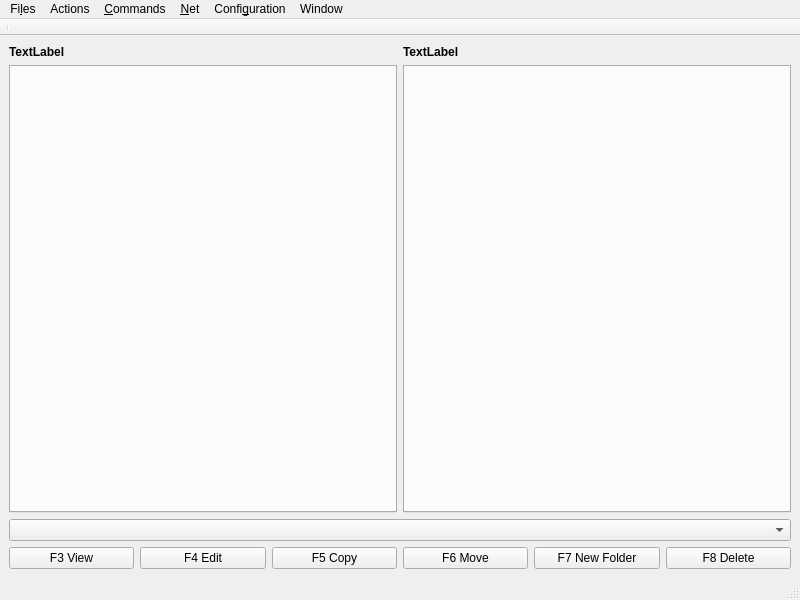
Old version of the form mainwindow.ui in the repository afigegoznaet/YAC_Commander.
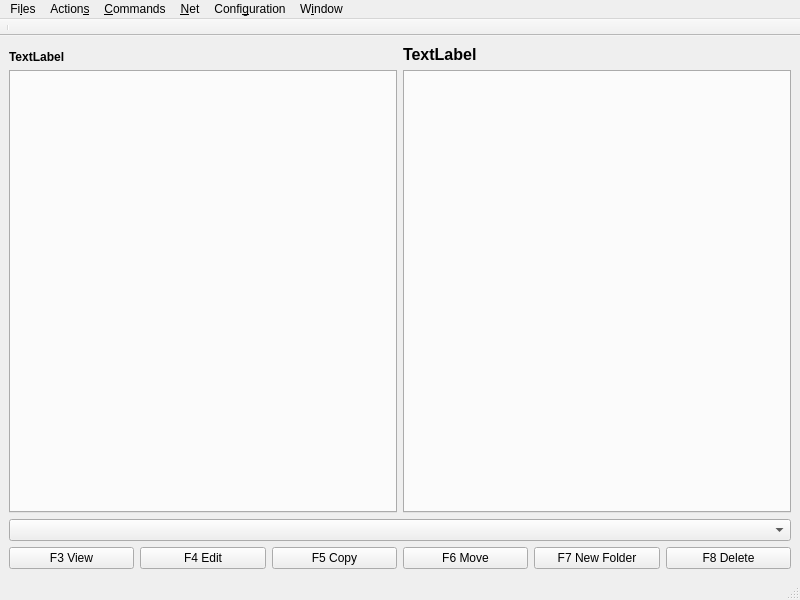
New version of the form. Custom widgets are drawn as their Qt base class.

Diff of the .ui file:
```diff
--- a/mainwindow.ui
+++ b/mainwindow.ui
@@ -51,8 +51,15 @@
     </item>
     <item row="0" column="1">
      <widget class="QLabel" name="rightLabel">
+      <property name="sizePolicy">
+       <sizepolicy hsizetype="Preferred" vsizetype="Preferred">
+        <horstretch>0</horstretch>
+        <verstretch>0</verstretch>
+       </sizepolicy>
+      </property>
       <property name="font">
        <font>
+        <pointsize>12</pointsize>
         <weight>75</weight>
         <bold>true</bold>
        </font>
@@ -66,6 +73,9 @@
       <property name="text">
        <string>TextLabel</string>
       </property>
+      <property name="alignment">
+       <set>Qt::AlignBottom|Qt::AlignLeading|Qt::AlignLeft</set>
+      </property>
       <property name="wordWrap">
        <bool>true</bool>
       </property>
@@ -235,7 +245,7 @@
    </widget>
    <widget class="QMenu" name="menuCommand">
     <property name="title">
-     <string>Actions</string>
+     <string>Action&amp;s</string>
     </property>
     <addaction name="actionSet_selection_Mask"/>
     <addaction name="actionSet_deselection_mask"/>
@@ -279,7 +289,7 @@
    </widget>
    <widget class="QMenu" name="menuWindow">
     <property name="title">
-     <string>Window</string>
+     <string>W&amp;indow</string>
     </property>
     <addaction name="actionAdd_tab"/>
     <addaction name="actionCopy_tab"/>
```
